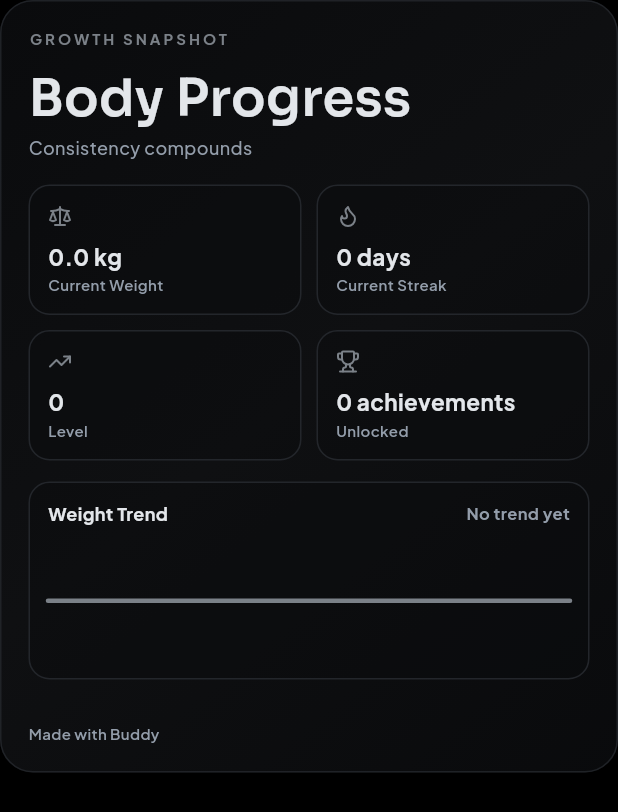
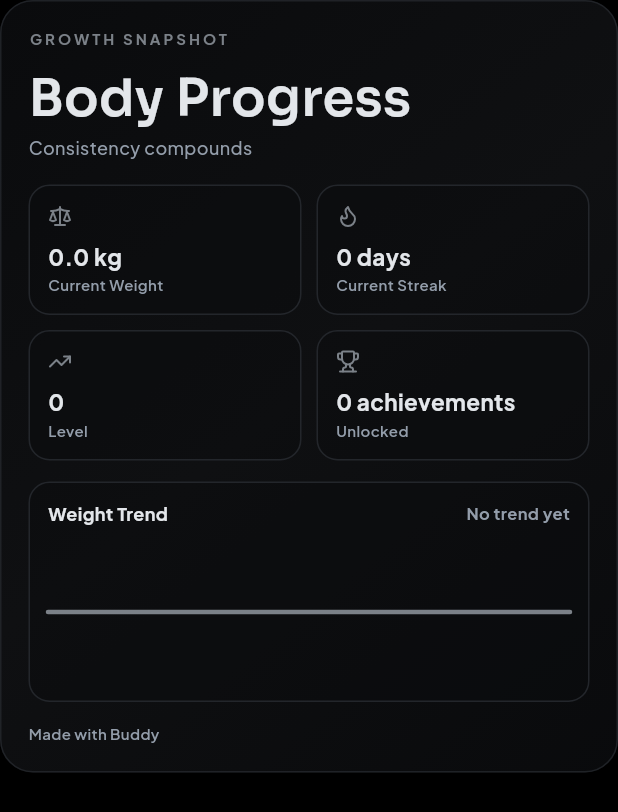
Before and after one commit to vkpdeveloper/buddy, a Flutter app: the GrowthShareCard widget shown alone on an empty page, opened directly with empty values, on a phone screen of 412 x 824 dp. Shown: the top 812 px of the screen. Run offline on Flutter 3.47's test engine with Material 3 defaults, Android fonts, the phone set to English and light mode, and no system bars; our stand-ins replace firebase_auth, firebase_core, flutter_dotenv, flutter_local_notifications, flutter_lucide, flutter_markdown_plus and 8 more; missing offline and left inert: flutter_soloud, health; accounts and stored records are empty; statements that could not run were skipped.

Commit message:
refactor(ui): improve metric and trend display
- Replace camera icon with scan_line icon in diet plan page
- Separate metric value and unit into distinct text widgets for better styling
- Wrap growth share card content in an Expanded widget to prevent overflow

```diff
--- a/lib/pages/diet_plan_page.dart
+++ b/lib/pages/diet_plan_page.dart
@@ -744,7 +744,7 @@ class _DietPlanPageState extends ConsumerState<DietPlanPage> {
                                 ),
                               )
                             : const Icon(
-                                LucideIcons.camera,
+                                LucideIcons.scan_line,
                                 color: AppTheme.actionForeground,
                                 size: 22,
                               ),
--- a/lib/widgets/progress_share_cards.dart
+++ b/lib/widgets/progress_share_cards.dart
@@ -71,8 +71,8 @@ class GrowthShareCard extends StatelessWidget {
             ],
           ),
           const SizedBox(height: 14),
-          Container(
-            height: 132,
+          Expanded(
+            child: Container(
               width: double.infinity,
               padding: const EdgeInsets.all(12),
               decoration: BoxDecoration(
@@ -121,6 +121,7 @@ class GrowthShareCard extends StatelessWidget {
                     ),
                   ),
                 ],
+              ),
             ),
           ),
         ],
```
Also changed, not shown: lib/pages/growth_page.dart (+22 -6 lines). Lines whose indentation alone changed are shown as unchanged.
